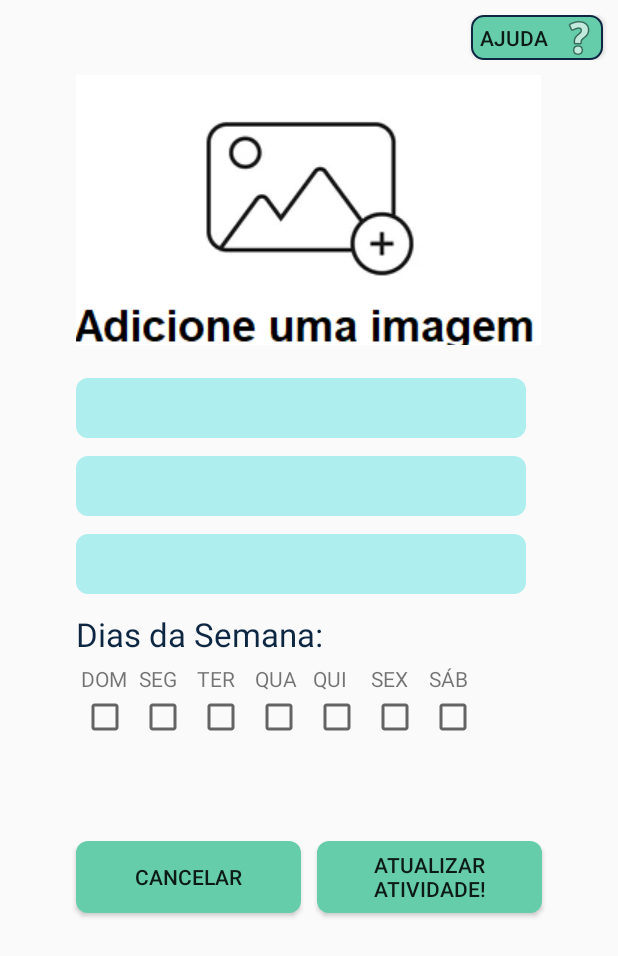
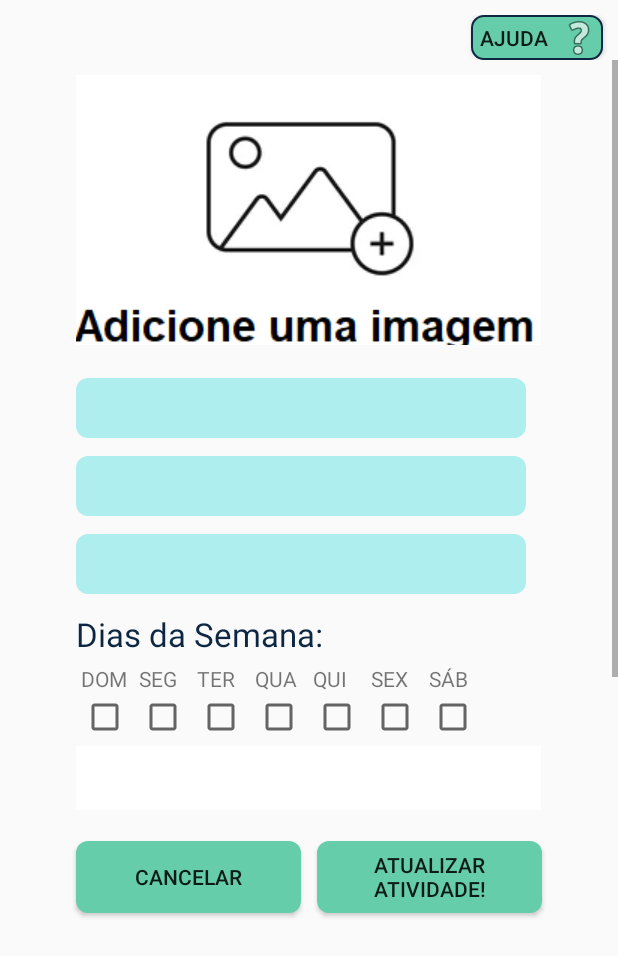
Before and after one commit to amandabriena/minhaRotina, an Android app: the EditarAtividadeActivity screen opened directly, with no data from a screen before it, on a phone screen of 412 x 824 dp. Shown: the top 956 px of the screen. Run offline under Robolectric (Android 15) with nearby library versions, the phone set to English and light mode, and no system bars; our stand-ins replace Firebase (no records; nobody signed in at launch, a user with empty details on screens opened directly), Picasso; 11 statements that could not run were skipped.

Commit message:
edição de passos ainda não finalizado

```diff
--- a/app/src/main/java/com/example/meuprojeto/controller/CadastrarPassoAtividadeActivity.java
+++ b/app/src/main/java/com/example/meuprojeto/controller/CadastrarPassoAtividadeActivity.java
@@ -289,9 +289,9 @@ public class CadastrarPassoAtividadeActivity extends AppCompatActivity {
             Toast.makeText(this,"Preencha todos os campos para criar o Passo!", Toast.LENGTH_SHORT).show();
         }
         String fileName = UUID.randomUUID().toString();
-        Uri uriAudio = Uri.fromFile(new File(getRecordFilePath()));
+        //Uri uriAudio = Uri.fromFile(new File(getRecordFilePath()));
         final StorageReference ref = FirebaseStorage.getInstance().getReference("/images/passos" + fileName);
-        UploadTask uploadTask1 = ref.putFile(uriAudio);
+        //UploadTask uploadTask1 = ref.putFile(uriAudio);
         UploadTask uploadTask2 = ref.putBytes(dataIMG);
         uploadTask2.addOnSuccessListener(new OnSuccessListener<UploadTask.TaskSnapshot>() {
             @Override
--- a/app/src/main/java/com/example/meuprojeto/controller/EditarAtividadeActivity.java
+++ b/app/src/main/java/com/example/meuprojeto/controller/EditarAtividadeActivity.java
@@ -2,14 +2,18 @@ package com.example.meuprojeto.controller;
 
 import androidx.annotation.Nullable;
 import androidx.appcompat.app.AppCompatActivity;
+import androidx.recyclerview.widget.LinearLayoutManager;
+import androidx.recyclerview.widget.RecyclerView;
 
 import android.app.TimePickerDialog;
 import android.content.Intent;
 import android.graphics.Bitmap;
 import android.graphics.drawable.BitmapDrawable;
 import android.net.Uri;
+import android.os.AsyncTask;
 import android.os.Bundle;
 import android.provider.MediaStore;
+import android.util.Log;
 import android.view.View;
 import android.widget.CheckBox;
 import android.widget.EditText;
@@ -20,6 +24,13 @@ import android.widget.Toast;
 
 import com.example.meuprojeto.R;
 import com.example.meuprojeto.model.Atividade;
+import com.example.meuprojeto.model.Passo;
+import com.google.firebase.auth.FirebaseAuth;
+import com.google.firebase.firestore.DocumentSnapshot;
+import com.google.firebase.firestore.EventListener;
+import com.google.firebase.firestore.FirebaseFirestore;
+import com.google.firebase.firestore.FirebaseFirestoreException;
+import com.google.firebase.firestore.QuerySnapshot;
 import com.squareup.picasso.Picasso;
 
 import java.io.ByteArrayOutputStream;
@@ -27,10 +38,14 @@ import java.io.IOException;
 import java.text.SimpleDateFormat;
 import java.util.ArrayList;
 import java.util.Calendar;
+import java.util.List;
 
 public class EditarAtividadeActivity extends AppCompatActivity {
     String id;
     Atividade atividade;
+    private RecyclerView recyclerView;
+    private RecyclerViewAdapterHorizontal recyclerViewAdapter;
+    private ArrayList<Passo> listaPassos = new ArrayList<>();
     private ArrayList<String> listaDiasSemana = new ArrayList<>();
     EditText nome_atv, horario, musica;
     ImageButton btUploadImg;
@@ -42,6 +57,26 @@ public class EditarAtividadeActivity extends AppCompatActivity {
     protected void onCreate(Bundle savedInstanceState) {
         super.onCreate(savedInstanceState);
         setContentView(R.layout.activity_editar_atividade);
+        id = getIntent().getStringExtra("idAtividade");
+        Log.e("id Atividade:", id);
+        atividade = getIntent().getParcelableExtra("atividade");
+        new CarregarPassosAsynctask().execute();
+
+
+        recyclerView = (RecyclerView) findViewById(R.id.recyclerViewHorizontal);
+        recyclerViewAdapter = new RecyclerViewAdapterHorizontal(listaPassos);
+        RecyclerView.LayoutManager layoutManager = new LinearLayoutManager(this);
+        recyclerView.setLayoutManager(layoutManager);
+        /*
+        recyclerViewAdapter.setOnItemClickListener(new ClickListener<Passo>() {
+            @Override
+            public void onItemClick(Passo passo) {
+                Intent intent = new Intent(EditarAtividadeActivity.this, Passo.class);
+                intent.putExtra("passo", passo);
+                startActivity(intent);
+            }
+        });*/
+        recyclerView.setAdapter(recyclerViewAdapter);
 
         nome_atv = (EditText) findViewById(R.id.nome_atividade);
         horario = (EditText) findViewById(R.id.horario);
@@ -49,8 +84,7 @@ public class EditarAtividadeActivity extends AppCompatActivity {
         btUploadImg = (ImageButton) findViewById(R.id.btUploadImg);
         imagemAtividade = (ImageView) findViewById(R.id.imgIcon);
 
-        id = getIntent().getStringExtra("idAtividade");
-        atividade = getIntent().getParcelableExtra("atividade");
+
 
         //Setando as informações da atividade:
         Picasso.get().load(atividade.getImagemURL()).into(imagemAtividade);
@@ -72,6 +106,36 @@ public class EditarAtividadeActivity extends AppCompatActivity {
             }
         });
 
+    }
+    public class CarregarPassosAsynctask extends AsyncTask<Void, Void, Void> {
+
+        @Override
+        protected Void doInBackground(Void... params) {
+            // carregar do banco
+            FirebaseFirestore.getInstance().collection("usuarios")
+                    .document(FirebaseAuth.getInstance().getUid()).collection("atividades")
+                    .document(id).collection("passos")
+                    .addSnapshotListener(new EventListener<QuerySnapshot>() {
+                        @Override
+                        public void onEvent(@Nullable QuerySnapshot value, @Nullable FirebaseFirestoreException error) {
+                            if(error != null){
+                                Log.e("Erro", error.getMessage());
+                                return;
+                            }
+                            List<DocumentSnapshot> docs = value.getDocuments();
+                            for(DocumentSnapshot doc : docs){
+                                Passo passo = doc.toObject(Passo.class);
+                                Log.e("Passo:", passo.getDescricaoPasso());
+                                listaPassos.add(passo);
+                            }
+                        }
+                    });
+            return null;
+        }
+        @Override
+        protected void onPostExecute(Void resultado) {
+            recyclerViewAdapter.notifyDataSetChanged();
+        }
     }
     private void showTimeDialog(final EditText horario){
         final Calendar c = Calendar.getInstance();
--- a/app/src/main/java/com/example/meuprojeto/controller/PassosActivity.java
+++ b/app/src/main/java/com/example/meuprojeto/controller/PassosActivity.java
@@ -77,6 +77,8 @@ public class PassosActivity extends AppCompatActivity {
     }
     public void onClickOuvir(View v){
         int i = adapter.getItemCount();
+
+        Log.e("i count", i+"");
         String descricao = listaPassos.get(i-1).getDescricaoPasso();
         int speech = textToSpeech.speak(descricao, TextToSpeech.QUEUE_FLUSH, null);
     }
--- /dev/null
+++ b/app/src/main/java/com/example/meuprojeto/controller/RecyclerViewAdapterHorizontal.java
@@ -0,0 +1,75 @@
+package com.example.meuprojeto.controller;
+
+import android.util.Log;
+import android.view.LayoutInflater;
+import android.view.View;
+import android.view.ViewGroup;
+import android.widget.ImageView;
+import android.widget.TextView;
+
+import androidx.cardview.widget.CardView;
+import androidx.recyclerview.widget.RecyclerView;
+
+import com.example.meuprojeto.R;
+import com.example.meuprojeto.model.Atividade;
+import com.example.meuprojeto.model.Passo;
+import com.squareup.picasso.Picasso;
+
+import java.util.ArrayList;
+import java.util.List;
+
+public class RecyclerViewAdapterHorizontal extends RecyclerView.Adapter<RecyclerViewAdapterHorizontal.MyViewHolder>{
+    private ArrayList<Passo> listaPassos;
+    //private ClickListener<Passo> clickListener;
+
+    public RecyclerViewAdapterHorizontal(ArrayList<Passo> listaPassos) {
+        this.listaPassos = listaPassos;
+    }
+    @Override
+    public MyViewHolder onCreateViewHolder(ViewGroup parent, int viewType) {
+        View view = LayoutInflater.from(parent.getContext()).inflate(R.layout.recyclerview_adapter_horizontal, parent, false);
+        return new MyViewHolder(view);
+    }
+
+    @Override
+    public void onBindViewHolder(MyViewHolder holder, final int position) {
+        final Passo passo = listaPassos.get(position);
+        Log.e("passo view", passo.getDescricaoPasso());
+        holder.ordemPasso.setText("PASSO "+passo.getNumOrdem());
+        Log.e("passo img", passo.getImagemURL());
+        Picasso.get().load(passo.getImagemURL()).into(holder.imagemPasso);
+        /*
+        holder.cardView.setOnClickListener(new View.OnClickListener() {
+            @Override
+            public void onClick(View v) {
+                clickListener.onItemClick(passo);
+            }
+        });*/
+
+
+    }
+    @Override
+    public int getItemCount() {
+        Log.e("size", listaPassos.size()+""); return listaPassos.size();
+    }
+    /*
+    public void setOnItemClickListener(ClickListener<Passo> movieClickListener) {
+        this.clickListener = movieClickListener;
+    }*/
+
+    public class MyViewHolder extends RecyclerView.ViewHolder {
+
+        private TextView ordemPasso;
+        private ImageView imagemPasso;
+        private CardView cardView;
+
+        public MyViewHolder(View itemView) {
+            super(itemView);
+            ordemPasso = itemView.findViewById(R.id.ordemPasso);
+            imagemPasso = itemView.findViewById(R.id.imagemPasso);
+            cardView = itemView.findViewById(R.id.cardPasso);
+
+        }
+    }
+
+}
--- a/app/src/main/res/layout/activity_editar_atividade.xml
+++ b/app/src/main/res/layout/activity_editar_atividade.xml
@@ -217,11 +217,12 @@
 
             </LinearLayout>
             <androidx.recyclerview.widget.RecyclerView
-                android:id="@+id/recyclerView"
+                android:id="@+id/recyclerViewHorizontal"
                 android:background="@android:color/white"
                 android:layout_width="match_parent"
-                android:layout_height="match_parent"
-                tools:listitem="@layout/recyclerview_adapter_layout"/>
+                android:layout_height="150dp"
+                android:orientation="horizontal"
+                tools:listitem="@layout/recyclerview_adapter_horizontal"/>
         </LinearLayout>
         </RelativeLayout>
     </ScrollView>
```
Also changed, not shown: app/src/main/java/com/example/meuprojeto/controller/RecyclerViewAdapterGerenciador.java (+2 -15 lines), app/src/main/res/layout/recyclerview_adapter_horizontal.xml (added, +36 -0 lines).
